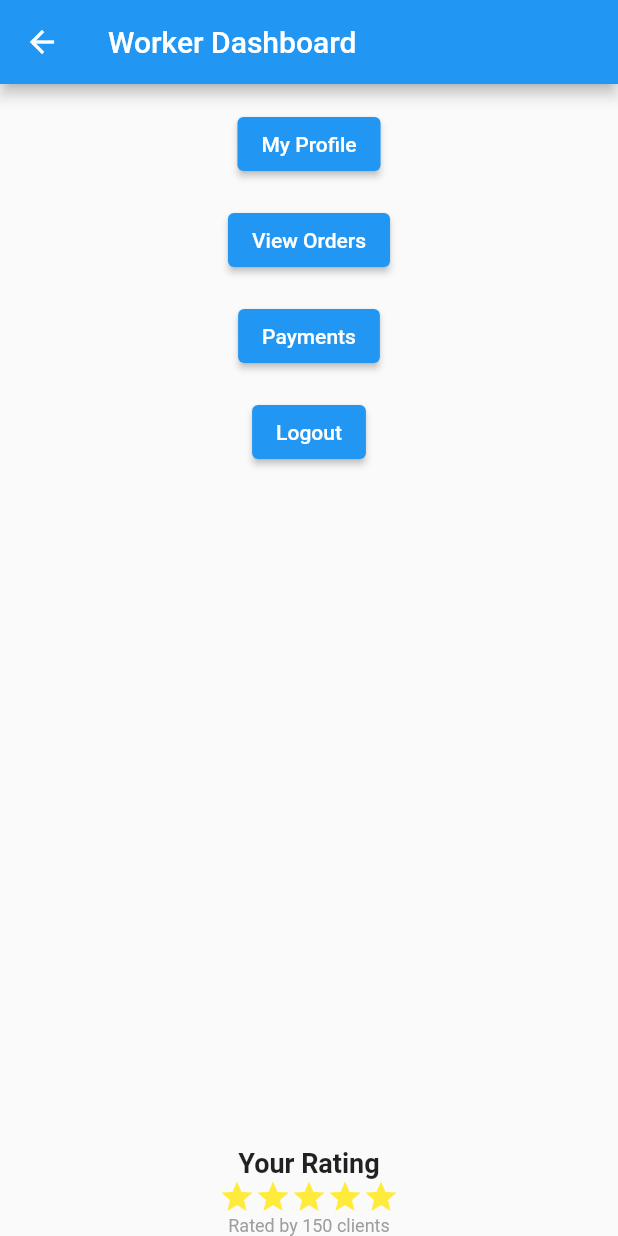
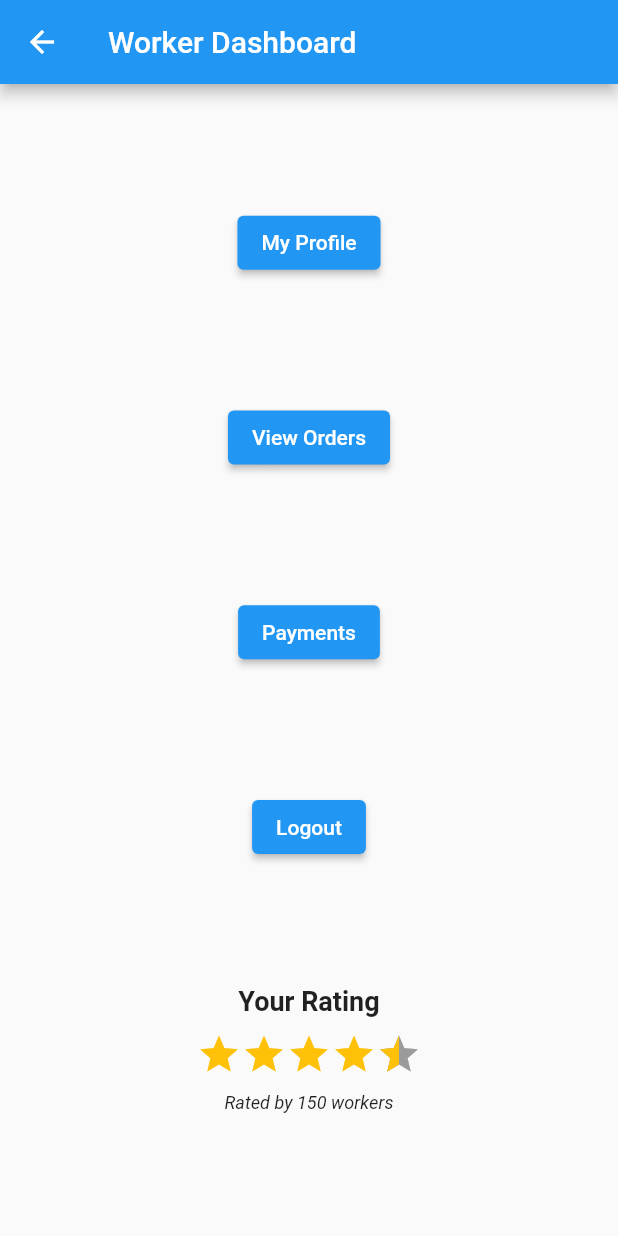
Before and after one commit to BrownYoga/Work-For-Me, a Flutter app: the WorkerDashboard screen opened by its route, on a phone screen of 412 x 824 dp. Run offline on Flutter 3.47's test engine with Material 2 defaults, Android fonts, the phone set to English and light mode, and no system bars; drawn by our look-alikes of flutter_rating_bar; our stand-ins replace flutter_spinkit, image_picker, logger.

Commit message:
Update worker_dashboard.dart

```diff
--- a/work_for_me/lib/worker/worker_dashboard.dart
+++ b/work_for_me/lib/worker/worker_dashboard.dart
@@ -1,4 +1,8 @@
 import 'package:flutter/material.dart';
+import 'package:flutter_rating_bar/flutter_rating_bar.dart';
+import 'package:logger/logger.dart';
+
+var logger = Logger();
 
 class WorkerDashboard extends StatelessWidget {
   const WorkerDashboard({Key? key}) : super(key: key);
@@ -9,73 +13,68 @@ class WorkerDashboard extends StatelessWidget {
       appBar: AppBar(
         title: const Text('Worker Dashboard'),
       ),
-      body: Column(
-        mainAxisAlignment: MainAxisAlignment.spaceBetween,
+      body: Center(
+        child: Column(
+          mainAxisAlignment: MainAxisAlignment.spaceEvenly,
           children: [
-          // Buttons at the top
-          Padding(
-            padding: const EdgeInsets.all(8.0),
-            child: Column(
-              children: [
-                Padding(
-                  padding: const EdgeInsets.all(8.0),
-                  child: ElevatedButton(
+            // Buttons Here
+            ElevatedButton(
               onPressed: () {
-                      // Navigate to My Profile
+                // Implement My Profile functionality
               },
               child: const Text('My Profile'),
             ),
-                ),
-                Padding(
-                  padding: const EdgeInsets.all(8.0),
-                  child: ElevatedButton(
+            ElevatedButton(
               onPressed: () {
-                      // Navigate to View Orders
+                // Implement View Orders functionality
               },
               child: const Text('View Orders'),
             ),
-                ),
-                Padding(
-                  padding: const EdgeInsets.all(8.0),
-                  child: ElevatedButton(
+            ElevatedButton(
               onPressed: () {
-                      // Navigate to Payments
+                // Implement Payments functionality
               },
               child: const Text('Payments'),
             ),
-                ),
-                Padding(
-                  padding: const EdgeInsets.all(8.0),
-                  child: ElevatedButton(
+            ElevatedButton(
               onPressed: () {
-                      Navigator.popUntil(context, ModalRoute.withName('/home'));
+                Navigator.pushNamed(context, '/home');
               },
               child: const Text('Logout'),
             ),
-                ),
-              ],
-            ),
-          ),
-          // Rating at the bottom
+
+            // Your Rating Bar
             Column(
               children: [
-              const Text('Your Rating',
+                const Text(
+                  'Your Rating',
                   style: TextStyle(fontSize: 18, fontWeight: FontWeight.bold),
                 ),
-              Row(
-                mainAxisAlignment: MainAxisAlignment.center,
-                children: List.generate(5, (index) {
-                  return const Icon(Icons.star, color: Colors.yellow);
-                  // Replace with logic to display half-stars if needed
-                }),
+                const SizedBox(height: 10), // Adjust the space
+                RatingBar.builder(
+                  initialRating: 4.5,
+                  minRating: 1,
+                  itemSize: 30,
+                  allowHalfRating: true,
+                  itemCount: 5,
+                  itemBuilder: (context, _) => const Icon(
+                    Icons.star,
+                    color: Colors.amber,
                   ),
-              const Text('Rated by 150 clients',
-                style: TextStyle(fontSize: 12, color: Colors.grey),
+                  onRatingUpdate: (rating) {
+                    logger.i('Rating changed to: $rating'); // Using logger here
+                  },
+                ),
+                const SizedBox(height: 10), // Adjust the space
+                const Text(
+                  'Rated by 150 workers',
+                  style: TextStyle(fontSize: 12, fontStyle: FontStyle.italic),
                 ),
               ],
             ),
           ],
         ),
+      ),
     );
   }
 }
```
Lines whose indentation alone changed are shown as unchanged.
